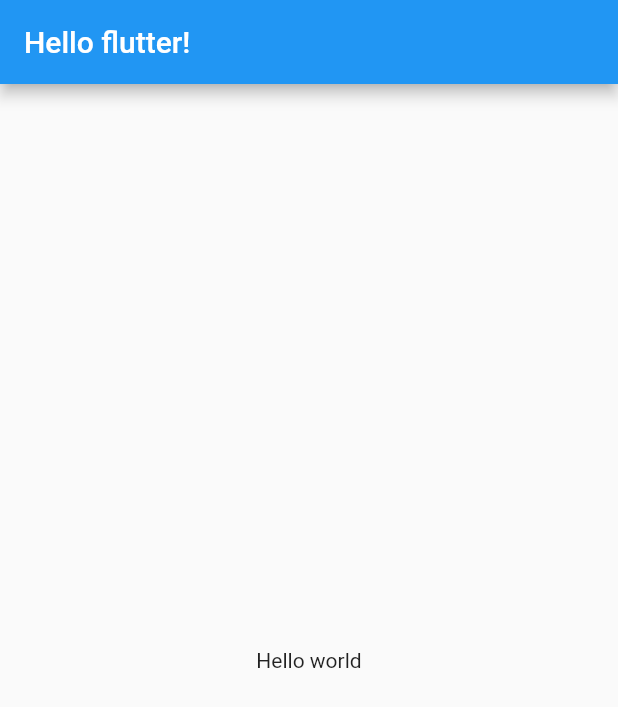
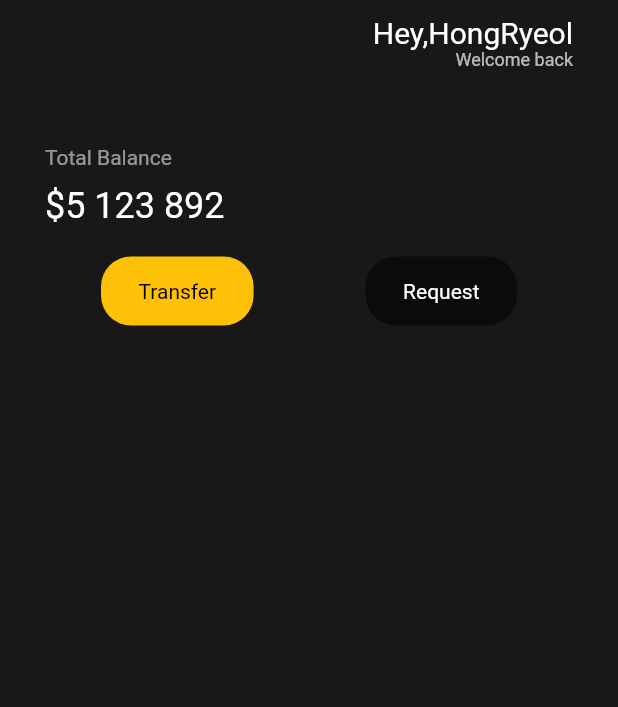
Before and after one commit to shy1008/toonflix, a Flutter app: the screen it shows after launch, on a phone screen of 412 x 824 dp. Shown: the top 707 px of the screen. Run offline on Flutter 3.47's test engine with Material 2 defaults, Android fonts, the phone set to English and light mode, and no system bars.

Commit message:
Reusable Widgets

```diff
--- a/lib/main.dart
+++ b/lib/main.dart
@@ -1,4 +1,5 @@
 import 'package:flutter/material.dart';
+import 'package:toonflix/widget/button.dart';
 
 void main() {
   runApp(MyApp());
@@ -8,14 +9,55 @@ class MyApp extends StatelessWidget {
   @override
   Widget build(BuildContext context) {
     return MaterialApp(
+      debugShowCheckedModeBanner: false,
       home: Scaffold(
-        appBar: AppBar(
-          title: Text('Hello flutter!'),
-        ),
-        body: Center(
-          child: Text("Hello world"),
-        ),
-      ),
+          backgroundColor: Color(0xFF181818),
+          body: SafeArea(
+            child: Padding(
+              padding: EdgeInsets.symmetric(vertical: 10, horizontal: 30),
+              child: Column(
+                crossAxisAlignment: CrossAxisAlignment.start,
+                children: [
+                  Row(
+                    mainAxisAlignment: MainAxisAlignment.end,
+                    children: [
+                      Column(
+                        crossAxisAlignment: CrossAxisAlignment.end,
+                        children: [
+                          Text(
+                            'Hey,HongRyeol',
+                            style: TextStyle(color: Colors.white, fontSize: 20),
+                          ),
+                          Text(
+                            'Welcome back',
+                            style: TextStyle(color: Colors.white70, fontSize: 12),
+                          )
+                        ],
+                      )
+                    ],
+                  ),
+                  SizedBox(
+                    height: 50,
+                  ),
+                  Text('Total Balance', style: TextStyle(color: Colors.white54),),
+                  SizedBox(
+                    height: 10,
+                  ),
+                  Text('\$5 123 892', style: TextStyle(color: Colors.white,fontSize: 24),),
+                  SizedBox(
+                    height: 20,
+                  ),
+                  Row(
+                    mainAxisAlignment: MainAxisAlignment.spaceAround,
+                    children: [
+                      Button(text: 'Transfer', txtColor: Colors.black, bgColor: Colors.amber,),
+                      Button(text: 'Request', txtColor: Colors.white, bgColor: Colors.black54,),
+                    ],
+                  )
+                ],
+              ),
+            ),
+          )),
     );
   }
 }
--- /dev/null
+++ b/lib/widget/button.dart
@@ -0,0 +1,28 @@
+import 'package:flutter/material.dart';
+
+class Button extends StatelessWidget {
+  final String text;
+  final Color txtColor;
+  final Color bgColor;
+
+  const Button(
+      {super.key,
+      required this.text,
+      required this.txtColor,
+      required this.bgColor});
+
+  @override
+  Widget build(BuildContext context) {
+    return Container(
+      decoration: BoxDecoration(
+          color: bgColor, borderRadius: BorderRadius.circular(20)),
+      child: Padding(
+        padding: EdgeInsets.symmetric(vertical: 15, horizontal: 25),
+        child: Text(
+          '$text',
+          style: TextStyle(color: txtColor),
+        ),
+      ),
+    );
+  }
+}
```
Also changed, not shown: pubspec.lock, 1 other file.
